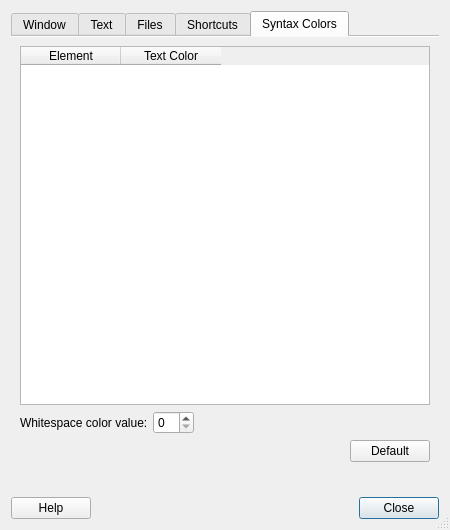
vecnathewhisperd0/FeatherPad, file featherpad/prefDialog.ui: the form before one commit.
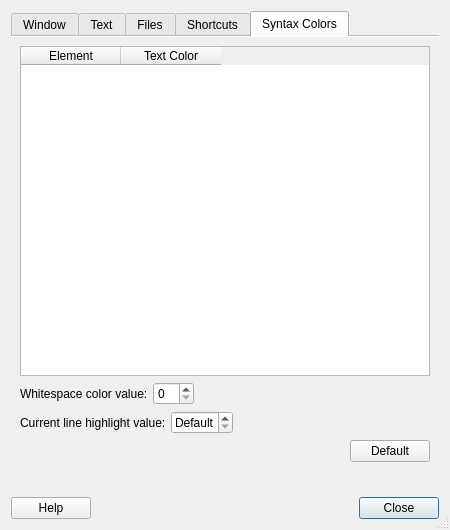
The form after the commit. The open tabs and pages were chosen to show the change. Icons and pictures are not drawn.

Commit message:
An option for current line highlight value
Also added a small workaround for a Qt bug.

Closes https://github.com/tsujan/FeatherPad/issues/419

```diff
--- a/featherpad/prefDialog.ui
+++ b/featherpad/prefDialog.ui
@@ -1369,7 +1369,47 @@
          </item>
         </layout>
        </item>
-       <item row="2" column="0" alignment="Qt::AlignRight">
+       <item row="2" column="0">
+        <layout class="QHBoxLayout" name="horizontalLayout_17">
+         <property name="spacing">
+          <number>5</number>
+         </property>
+         <item>
+          <widget class="QLabel" name="curLineLabel">
+           <property name="toolTip">
+            <string>Has effect only if line numbers are shown.</string>
+           </property>
+           <property name="text">
+            <string>Current line highlight value:</string>
+           </property>
+          </widget>
+         </item>
+         <item>
+          <widget class="QSpinBox" name="curLineSpin">
+           <property name="toolTip">
+            <string>Has effect only if line numbers are shown.</string>
+           </property>
+           <property name="specialValueText">
+            <string>Default</string>
+           </property>
+          </widget>
+         </item>
+         <item>
+          <spacer name="horizontalSpacer_17">
+           <property name="orientation">
+            <enum>Qt::Horizontal</enum>
+           </property>
+           <property name="sizeHint" stdset="0">
+            <size>
+             <width>5</width>
+             <height>5</height>
+            </size>
+           </property>
+          </spacer>
+         </item>
+        </layout>
+       </item>
+       <item row="3" column="0" alignment="Qt::AlignRight">
         <widget class="QPushButton" name="defaultSyntaxButton">
          <property name="toolTip">
           <string>Restore default syntax colors.</string>
```
The commit also changes 37 other files.
